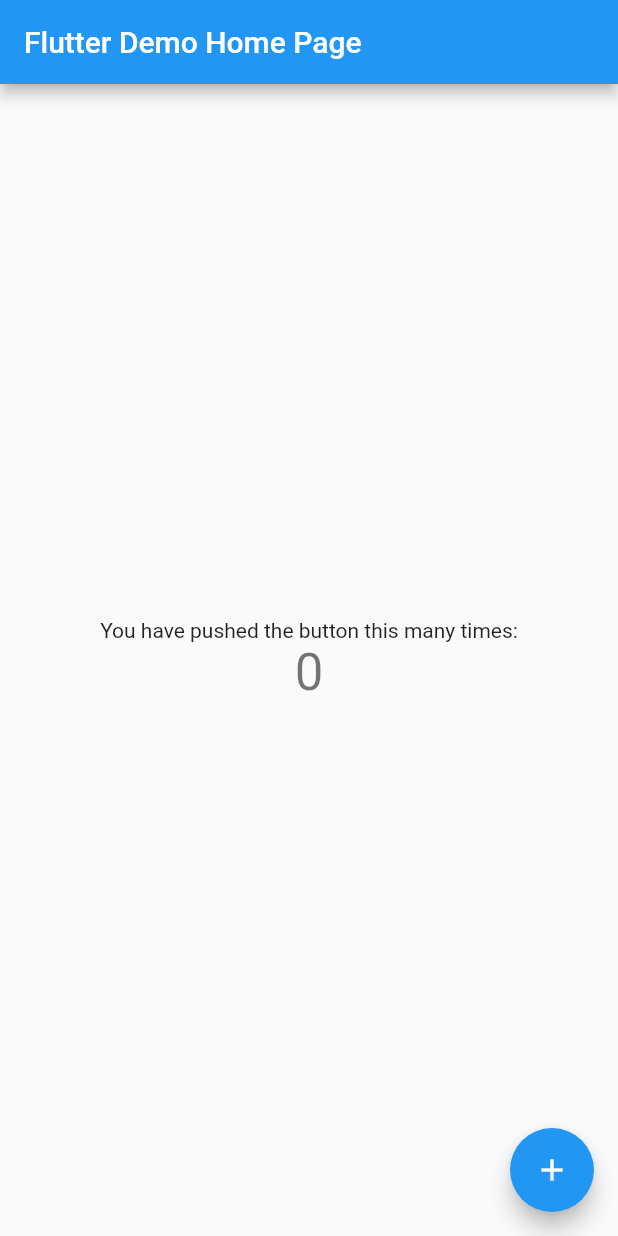
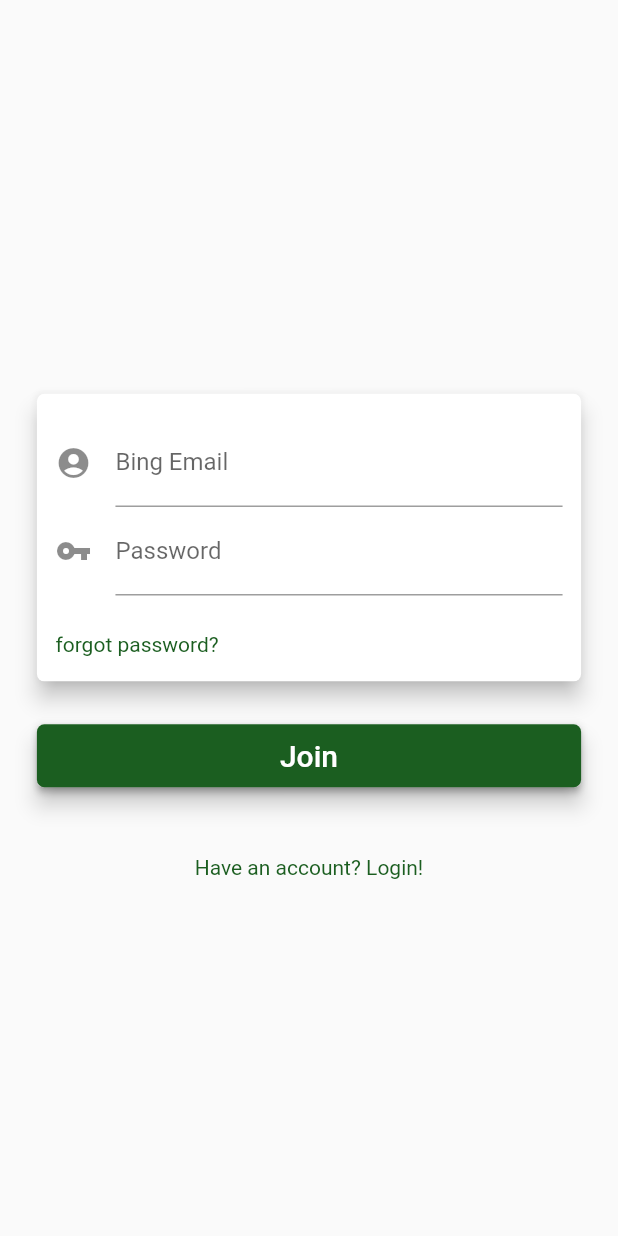
Before and after one commit to SpoonJoon/hackathon2021, a Flutter app: the screen it shows after launch, on a phone screen of 412 x 824 dp. Run offline on Flutter 3.47's test engine with Material 2 defaults, Android fonts, the phone set to English and light mode, and no system bars; our stand-ins replace firebase_auth, firebase_core; accounts and stored records are empty.

Commit message:
very buggy login

```diff
--- /dev/null
+++ b/hackathon/lib/Login.dart
@@ -0,0 +1,172 @@
+import 'package:firebase_auth/firebase_auth.dart';
+import 'package:flutter/material.dart';
+import 'package:provider/provider.dart';
+import 'loginState.dart';
+
+class SignUpPage extends StatelessWidget {
+
+  final GlobalKey<FormState> _formState = GlobalKey<FormState>();
+  final TextEditingController _emailController = TextEditingController();
+  final TextEditingController _passwordController = TextEditingController();
+
+
+  //INPUT FORM FOR EMAIL AND PASSWORD
+  Widget _inputForm(Size size) {
+    return Padding(
+      padding: EdgeInsets.all(size.width * 0.05),
+      child: Card(
+        elevation: 6,
+        shape: RoundedRectangleBorder(borderRadius: BorderRadius.circular(5)),
+        child: Padding(
+          padding: EdgeInsets.only(
+              left: size.width*0.03, right: size.width*0.03, top: size.height*0.02, bottom: size.height*0.02),
+          child: Form(
+            key: _formState,
+            child: Column(
+              crossAxisAlignment: CrossAxisAlignment.start,
+              children: <Widget>[
+                TextFormField(
+                  controller: _emailController,
+                  decoration: InputDecoration(
+                      icon: Icon(Icons.account_circle), labelText: "Bing Email"),
+                  validator: (val){
+                    return RegExp(r"^[a-zA-Z0-9.a-zA-Z0-9.!#$%&'*+-/=?^_`{|}~]+@binghamton.edu").hasMatch(val) ? null : "Please input correct email";
+                  },
+                ),
+                TextFormField(
+                  obscureText: true,
+                  controller: _passwordController,
+                  decoration: InputDecoration(
+                    icon: Icon(Icons.vpn_key),
+                    labelText: "Password",
+                  ),
+                  validator:  (val){
+                    return val.length < 6 ? "6자 이상의 비밀번호를 입력해주세요." : null;
+                  },
+                ),
+                Container(
+                  height: size.height * 0.03,
+                ),
+                Consumer<LoginState>(
+                    builder: (context, value, child) => Opacity(
+                      opacity: value.returningUser ? 0 : 1,
+                      child: GestureDetector(
+                          onTap: value.returningUser
+                              ? null
+                              : () {
+                          },
+                          child: Text("forgot password?", style: TextStyle(color: Colors.green[900]))),
+                    ))
+              ],
+            ),
+          ),
+        ),
+      ),
+    );
+  }
+
+  Widget _loginButton(Size size) {
+    return SizedBox(
+      height: 50,
+      width: size.width * 0.9,
+
+      child: Card(
+        elevation: 6,
+        child: Consumer<LoginState>(
+          builder: (context, LoginState, child) => RaisedButton(
+            child: Text(
+              LoginState.returningUser ? 'Login' : 'Join',
+              style: TextStyle(fontSize: 20, color: Colors.white),
+            ),
+            color: Colors.green[900],
+            shape: RoundedRectangleBorder(
+              borderRadius: BorderRadius.circular(5),
+            ),
+            onPressed: () {
+              if (_formState.currentState.validate()) {
+                LoginState.returningUser ?  _login(context) : _register(context);
+              }
+              if (!_formState.currentState.validate()) {
+                final snacBar = SnackBar(
+                  content: Text('Email or password is wrong'),
+                );
+                Scaffold.of(context).showSnackBar(snacBar);
+              }else{
+                final snacBar = SnackBar(
+                  content: Text('Success'),
+                );
+                Scaffold.of(context).showSnackBar(snacBar);
+              }
+            },
+          ),
+        ),
+      ),
+    );
+  }
+
+  Widget _signInorLogin() {
+    return Consumer<LoginState>(
+      builder: (context, LoginState, child) => GestureDetector(
+        onTap: () {
+          LoginState.toggle();
+        },
+        child: Text(
+          LoginState.returningUser ?'Don\'t have an account? Make one!' : 'Have an account? Login!',
+          style: TextStyle(color: Colors.green[900]),
+        ),
+      ),
+    );
+  }
+
+
+  //Methods
+
+  void _register(BuildContext context) async {
+    try {
+      UserCredential userCredential = await FirebaseAuth.instance.createUserWithEmailAndPassword(
+          email: _emailController.text,
+          password: _passwordController.text
+      );
+    } on FirebaseAuthException catch (e) {
+      if (e.code == 'weak-password') {
+        print('The password provided is too weak.');
+      } else if (e.code == 'email-already-in-use') {
+        print('The account already exists for that email.');
+      }
+    } catch (e) {
+      print(e);
+    }
+  }
+
+  void _login(BuildContext context) async {
+    UserCredential userCredential = await FirebaseAuth.instance
+        .signInWithEmailAndPassword(
+        email: _emailController.text, password: _passwordController.text);
+    final User user = userCredential.user;
+
+    if (user == null) {
+      final snacBar = SnackBar(
+        content: Text('Account not found.'),
+      );
+      Scaffold.of(context).showSnackBar(snacBar);
+    }
+  }
+
+  @override
+  Widget build(BuildContext context) {
+    Size size = MediaQuery.of(context).size;
+
+    return Scaffold(
+      body: Column(
+        mainAxisAlignment: MainAxisAlignment.center,
+        crossAxisAlignment: CrossAxisAlignment.center,
+        children: <Widget>[
+          _inputForm(size),
+          _loginButton(size),
+          Container(height: size.height*0.05,),
+          _signInorLogin()
+        ],
+      ),
+    );
+  }
+}
--- /dev/null
+++ b/hackathon/lib/loginState.dart
@@ -0,0 +1,12 @@
+import 'package:flutter/material.dart';
+
+class LoginState extends ChangeNotifier{
+  bool _returningUser = false;
+
+  bool get returningUser => _returningUser;
+
+  void toggle(){
+    _returningUser = !_returningUser;
+    notifyListeners();
+  }
+}
--- a/hackathon/lib/main.dart
+++ b/hackathon/lib/main.dart
@@ -1,6 +1,16 @@
+import 'package:firebase_auth/firebase_auth.dart';
+import 'package:firebase_core/firebase_core.dart';
 import 'package:flutter/material.dart';
+import 'package:provider/provider.dart';
 
-void main() {
+import 'Home.dart';
+import 'Login.dart';
+import 'loginState.dart';
+
+
+void main() async{
+  WidgetsFlutterBinding.ensureInitialized();
+  await Firebase.initializeApp();
   runApp(MyApp());
 }
 
@@ -11,107 +21,33 @@ class MyApp extends StatelessWidget {
     return MaterialApp(
       title: 'Flutter Demo',
       theme: ThemeData(
-        // This is the theme of your application.
-        //
-        // Try running your application with "flutter run". You'll see the
-        // application has a blue toolbar. Then, without quitting the app, try
-        // changing the primarySwatch below to Colors.green and then invoke
-        // "hot reload" (press "r" in the console where you ran "flutter run",
-        // or simply save your changes to "hot reload" in a Flutter IDE).
-        // Notice that the counter didn't reset back to zero; the application
-        // is not restarted.
-        primarySwatch: Colors.blue,
-        // This makes the visual density adapt to the platform that you run
-        // the app on. For desktop platforms, the controls will be smaller and
-        // closer together (more dense) than on mobile platforms.
+        primarySwatch: Colors.green,
         visualDensity: VisualDensity.adaptivePlatformDensity,
       ),
-      home: MyHomePage(title: 'Flutter Demo Home Page'),
+      home: ChangeNotifierProvider<LoginState>.value(
+          value: LoginState(),
+          child: Splash()),
     );
   }
 }
 
-class MyHomePage extends StatefulWidget {
-  MyHomePage({Key key, this.title}) : super(key: key);
-
-  // This widget is the home page of your application. It is stateful, meaning
-  // that it has a State object (defined below) that contains fields that affect
-  // how it looks.
-
-  // This class is the configuration for the state. It holds the values (in this
-  // case the title) provided by the parent (in this case the App widget) and
-  // used by the build method of the State. Fields in a Widget subclass are
-  // always marked "final".
-
-  final String title;
-
-  @override
-  _MyHomePageState createState() => _MyHomePageState();
-}
-
-class _MyHomePageState extends State<MyHomePage> {
-  int _counter = 0;
-
-  void _incrementCounter() {
-    setState(() {
-      // This call to setState tells the Flutter framework that something has
-      // changed in this State, which causes it to rerun the build method below
-      // so that the display can reflect the updated values. If we changed
-      // _counter without calling setState(), then the build method would not be
-      // called again, and so nothing would appear to happen.
-      _counter++;
-    });
-  }
-
+class Splash extends StatelessWidget {
   @override
   Widget build(BuildContext context) {
-    // This method is rerun every time setState is called, for instance as done
-    // by the _incrementCounter method above.
-    //
-    // The Flutter framework has been optimized to make rerunning build methods
-    // fast, so that you can just rebuild anything that needs updating rather
-    // than having to individually change instances of widgets.
-    return Scaffold(
-      appBar: AppBar(
-        // Here we take the value from the MyHomePage object that was created by
-        // the App.build method, and use it to set our appbar title.
-        title: Text(widget.title),
-      ),
-      body: Center(
-        // Center is a layout widget. It takes a single child and positions it
-        // in the middle of the parent.
-        child: Column(
-          // Column is also a layout widget. It takes a list of children and
-          // arranges them vertically. By default, it sizes itself to fit its
-          // children horizontally, and tries to be as tall as its parent.
-          //
-          // Invoke "debug painting" (press "p" in the console, choose the
-          // "Toggle Debug Paint" action from the Flutter Inspector in Android
-          // Studio, or the "Toggle Debug Paint" command in Visual Studio Code)
-          // to see the wireframe for each widget.
-          //
-          // Column has various properties to control how it sizes itself and
-          // how it positions its children. Here we use mainAxisAlignment to
-          // center the children vertically; the main axis here is the vertical
-          // axis because Columns are vertical (the cross axis would be
-          // horizontal).
-          mainAxisAlignment: MainAxisAlignment.center,
-          children: <Widget>[
-            Text(
-              'You have pushed the button this many times:',
-            ),
-            Text(
-              '$_counter',
-              style: Theme.of(context).textTheme.headline4,
-            ),
-          ],
-        ),
-      ),
-      floatingActionButton: FloatingActionButton(
-        onPressed: _incrementCounter,
-        tooltip: 'Increment',
-        child: Icon(Icons.add),
-      ), // This trailing comma makes auto-formatting nicer for build methods.
-    );
+    return StreamBuilder<User>(
+        stream: FirebaseAuth.instance.authStateChanges(),
+        builder: (context, snapshot){
+          if(snapshot.data == null){
+            return ChangeNotifierProvider<LoginState>.value(
+              value: LoginState(),
+              child: SignUpPage(),);
+          } else{
+            User currentUser;
+            void getUser() async {
+              currentUser = await FirebaseAuth.instance.currentUser;
+            }
+            return Home();
+          }
+        });
   }
 }
--- a/hackathon/pubspec.yaml
+++ b/hackathon/pubspec.yaml
@@ -32,6 +32,7 @@ dependencies:
   #backend firebase
   firebase_core: ^0.7.0
   firebase_auth: ^0.20.0+1
+  provider: 4.3.2+2
 
 dev_dependencies:
   flutter_test:
```
Also changed, not shown: hackathon/lib/Home.dart (added, +28 -0 lines), hackathon/pubspec.lock.
